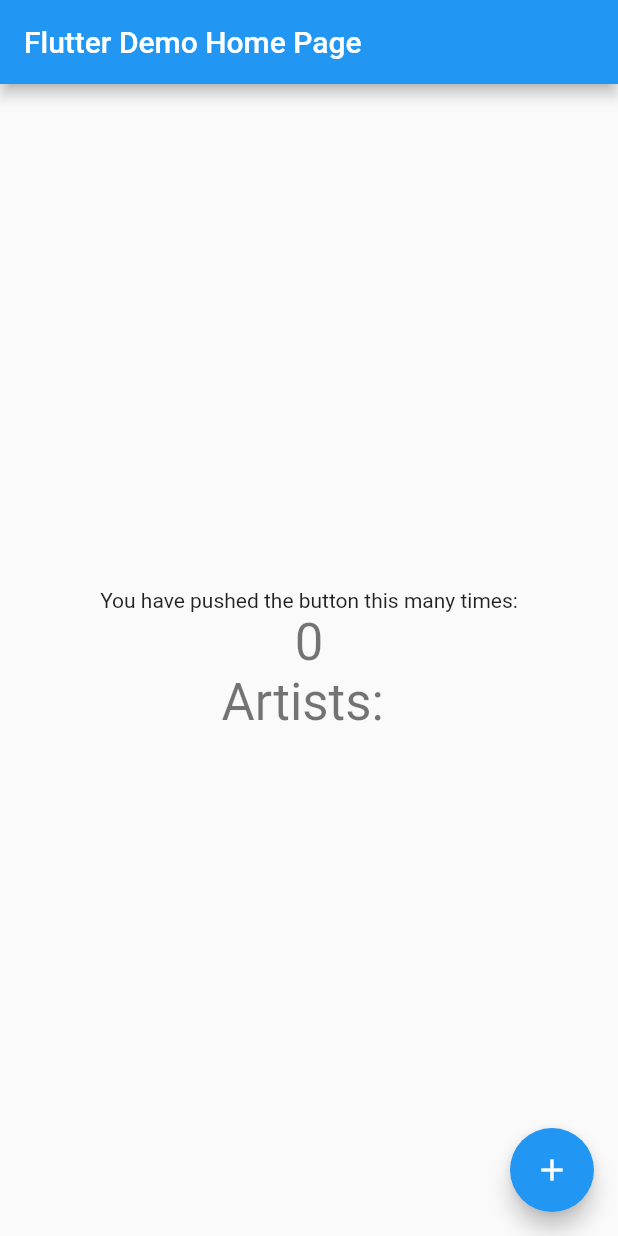
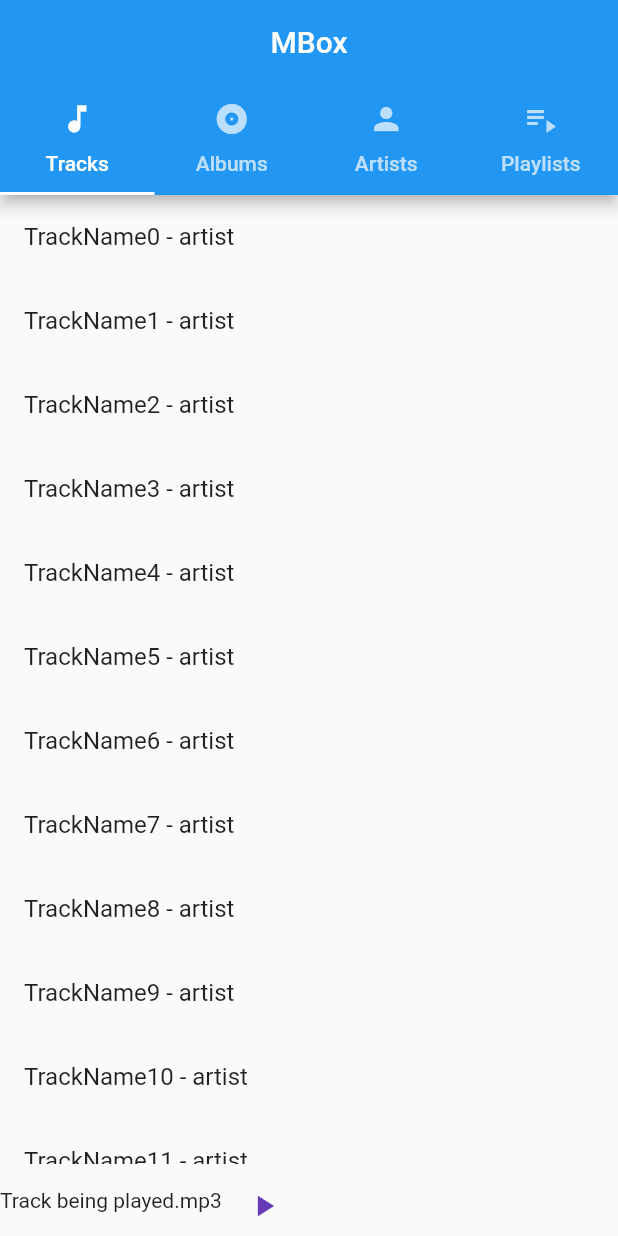
Before and after one commit to StefanoAzzone/mad, a Flutter app: the screen it shows after launch, on a phone screen of 412 x 824 dp. Run offline on Flutter 3.47's test engine with Material 2 defaults, Android fonts, the phone set to English and light mode, and no system bars; missing offline and left inert: audio_manager, flutter_audio_query.

Commit message:
Added HomePage screen with TabView

```diff
--- /dev/null
+++ b/lib/components/PlaylistList.dart
@@ -0,0 +1,24 @@
+import 'package:flutter/material.dart';
+import 'dart:io';
+
+import 'package:mad/data.dart';
+
+class PlaylistList extends StatelessWidget {
+  List<Playlist> playlists = List.generate(
+      20, (index) => Playlist("playlist_Tesla_" + index.toString()));
+
+  @override
+  Widget build(BuildContext context) {
+    return ListView.builder(
+        shrinkWrap: true,
+        itemCount: playlists.length,
+        itemBuilder: (context, index) {
+          return ListTile(
+            title: Text(playlists[index].name),
+            onTap: () {
+              print(playlists[index].name);
+            },
+          );
+        });
+  }
+}
--- /dev/null
+++ b/lib/components/TrackList.dart
@@ -0,0 +1,26 @@
+import 'package:flutter/material.dart';
+import 'dart:io';
+
+import 'package:mad/data.dart';
+
+class TrackList extends StatelessWidget {
+  List<Track> tracks = List.generate(
+      20,
+      (index) => Track("TrackName" + index.toString(), "artist", "album",
+          "trackNumber" + index.toString()));
+
+  @override
+  Widget build(BuildContext context) {
+    return ListView.builder(
+        shrinkWrap: true,
+        itemCount: tracks.length,
+        itemBuilder: (context, index) {
+          return ListTile(
+            title: Text(tracks[index].name + " - " + tracks[index].artist),
+            onTap: () {
+              print(tracks[index].name);
+            },
+          );
+        });
+  }
+}
--- a/lib/data.dart
+++ b/lib/data.dart
@@ -38,6 +38,17 @@ class Album {
   }
 }
 
+class Playlist {
+  int id = -1;
+  String name;
+  List<Track> tracks = [];
+
+  Playlist(this.name) {
+    tracks = [];
+    id = hash(name);
+  }
+}
+
 class Cover {
   int id;
   Image image;
--- a/lib/main.dart
+++ b/lib/main.dart
@@ -1,4 +1,8 @@
 import 'package:flutter/material.dart';
+import 'package:mad/components/AlbumList.dart';
+import 'package:mad/components/ArtistList.dart';
+import 'package:mad/components/PlaylistList.dart';
+import 'package:mad/components/TrackList.dart';
 import 'dart:io';
 import 'package:path_provider/path_provider.dart';
 import 'package:flutter_audio_query/flutter_audio_query.dart';
@@ -15,36 +19,17 @@ class MyApp extends StatelessWidget {
   @override
   Widget build(BuildContext context) {
     return MaterialApp(
-      title: 'Flutter Demo',
+      title: 'MBox',
       theme: ThemeData(
-        // This is the theme of your application.
-        //
-        // Try running your application with "flutter run". You'll see the
-        // application has a blue toolbar. Then, without quitting the app, try
-        // changing the primarySwatch below to Colors.green and then invoke
-        // "hot reload" (press "r" in the console where you ran "flutter run",
-        // or simply save your changes to "hot reload" in a Flutter IDE).
-        // Notice that the counter didn't reset back to zero; the application
-        // is not restarted.
         primarySwatch: Colors.blue,
       ),
-      home: const MyHomePage(title: 'Flutter Demo Home Page'),
+      home: const MyHomePage(title: 'MBox'),
     );
   }
 }
 
 class MyHomePage extends StatefulWidget {
   const MyHomePage({Key? key, required this.title}) : super(key: key);
-
-  // This widget is the home page of your application. It is stateful, meaning
-  // that it has a State object (defined below) that contains fields that affect
-  // how it looks.
-
-  // This class is the configuration for the state. It holds the values (in this
-  // case the title) provided by the parent (in this case the App widget) and
-  // used by the build method of the State. Fields in a Widget subclass are
-  // always marked "final".
-
   final String title;
 
   @override
@@ -71,58 +56,64 @@ class _MyHomePageState extends State<MyHomePage> {
 
   @override
   Widget build(BuildContext context) {
-    // This method is rerun every time setState is called, for instance as done
-    // by the _incrementCounter method above.
-    //
-    // The Flutter framework has been optimized to make rerunning build methods
-    // fast, so that you can just rebuild anything that needs updating rather
-    // than having to individually change instances of widgets.
-    return Scaffold(
+    return DefaultTabController(
+        length: 4,
+        child: Scaffold(
           appBar: AppBar(
-        // Here we take the value from the MyHomePage object that was created by
-        // the App.build method, and use it to set our appbar title.
-        title: Text(widget.title),
+            bottom: TabBar(tabs: [
+              Tab(
+                icon: Icon(Icons.music_note),
+                text: "Tracks",
               ),
-      body: Center(
-        // Center is a layout widget. It takes a single child and positions it
-        // in the middle of the parent.
-        child: Column(
-          // Column is also a layout widget. It takes a list of children and
-          // arranges them vertically. By default, it sizes itself to fit its
-          // children horizontally, and tries to be as tall as its parent.
-          //
-          // Invoke "debug painting" (press "p" in the console, choose the
-          // "Toggle Debug Paint" action from the Flutter Inspector in Android
-          // Studio, or the "Toggle Debug Paint" command in Visual Studio Code)
-          // to see the wireframe for each widget.
-          //
-          // Column has various properties to control how it sizes itself and
-          // how it positions its children. Here we use mainAxisAlignment to
-          // center the children vertically; the main axis here is the vertical
-          // axis because Columns are vertical (the cross axis would be
-          // horizontal).
-          mainAxisAlignment: MainAxisAlignment.center,
-          children: <Widget>[
-            const Text(
-              'You have pushed the button this many times:',
+              Tab(
+                icon: Icon(Icons.album),
+                text: "Albums",
               ),
-            Text(
-              '$_counter',
-              style: Theme.of(context).textTheme.headline4,
+              Tab(
+                icon: Icon(Icons.person),
+                text: "Artists",
               ),
-            Text(
-              "Artists: $allArtists",
-              style: Theme.of(context).textTheme.headline4,
+              Tab(
+                icon: Icon(Icons.playlist_play),
+                text: "Playlists",
               ),
+            ]),
+            title: Text("MBox"),
+            centerTitle: true,
+          ),
+          body: Column(
+            children: [
+              Expanded(
+                child: TabBarView(
+                  children: [
+                    TrackList(),
+                    AlbumList(),
+                    ArtistList(),
+                    PlaylistList(),
                   ],
                 ),
               ),
-      floatingActionButton: FloatingActionButton(
-        onPressed: _incrementCounter,
-        tooltip: 'Increment',
-        child: const Icon(Icons.add),
-      ), // This trailing comma makes auto-formatting nicer for build methods.
-    );
+              Align(
+                  alignment: Alignment.bottomCenter,
+                  child: Row(
+                    children: [
+                      Align(
+                        alignment: Alignment.bottomLeft,
+                        child: Text("Track being played.mp3"),
+                      ),
+                      IconButton(
+                        alignment: Alignment.bottomRight,
+                        color: Colors.deepPurple,
+                        onPressed: () {
+                          print("I'm singing in the rain!!!");
+                        },
+                        icon: Icon(Icons.play_arrow),
+                      ),
+                    ],
+                  )),
+            ],
+          ),
+        ));
   }
 
   void getMusicFolder(Function setString) async {
```
Also changed, not shown: lib/components/AlbumList.dart (added, +24 -0 lines), lib/components/ArtistList.dart (added, +24 -0 lines). Lines whose indentation alone changed are shown as unchanged.
